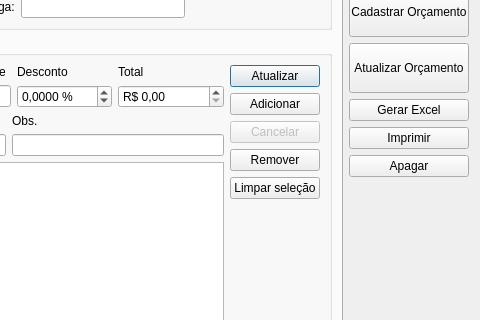
Qt form ui/orcamento.ui (lellisls/ERP-STACCATO) before a commit; both pictures show x 508 to 988 and y 136 to 456 of the 988 by 705 pixel window.
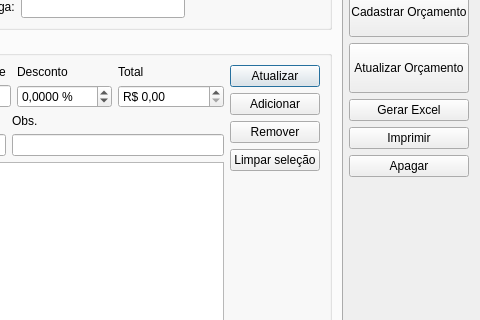
The same form after that commit. Custom widgets are drawn as their Qt base class.

The edit to the form file:
```diff
--- a/ui/orcamento.ui
+++ b/ui/orcamento.ui
@@ -9,7 +9,7 @@
    <rect>
     <x>0</x>
     <y>0</y>
-    <width>976</width>
+    <width>984</width>
     <height>705</height>
    </rect>
   </property>
@@ -822,22 +822,6 @@
               </property>
              </widget>
             </item>
-            <item>
-             <widget class="QPushButton" name="pushButtonCancelarItem">
-              <property name="enabled">
-               <bool>false</bool>
-              </property>
-              <property name="toolTip">
-               <string>&lt;html&gt;&lt;head/&gt;&lt;body&gt;&lt;p&gt;Cancelar item atual&lt;/p&gt;&lt;/body&gt;&lt;/html&gt;</string>
-              </property>
-              <property name="text">
-               <string>Cancelar</string>
-              </property>
-              <property name="autoDefault">
-               <bool>false</bool>
-              </property>
-             </widget>
-            </item>
             <item>
              <widget class="QPushButton" name="pushButtonRemoverItem">
               <property name="toolTip">
```
Left out of the diff: 1 changed line with no effect on the pictures.
